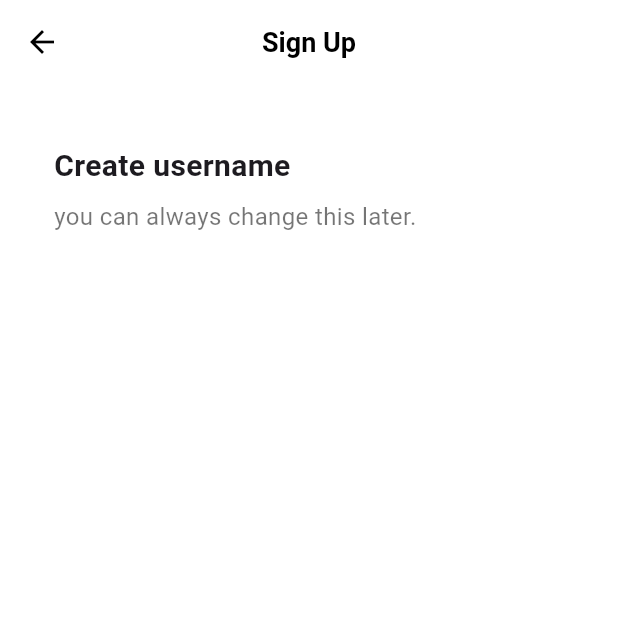
After one commit to dongyyy/Tiktok_clone, a Flutter app: the screen it shows after launch, after a tap on "Use phone or email", on a phone screen of 412 x 824 dp, the top half of it. The commit adds this screen. Run offline on Flutter 3.47's test engine with Material 3 defaults, Android fonts, the phone set to English and light mode, and no system bars; our stand-ins replace font_awesome_flutter.

Commit message:
#4.3 Sign Up Form

```diff
--- /dev/null
+++ b/lib/features/authentication/widgets/email_screen.dart
@@ -0,0 +1,47 @@
+import 'package:flutter/cupertino.dart';
+import 'package:flutter/material.dart';
+
+import '../../../constants/gaps.dart';
+import '../../../constants/sizes.dart';
+
+class EmailScreen extends StatelessWidget {
+  const EmailScreen({super.key});
+
+  @override
+  Widget build(BuildContext context) {
+    return Scaffold(
+      backgroundColor: Colors.white,
+      appBar: AppBar(
+        title: const Text(
+          "Sign Up",
+        ),
+      ),
+      body: Padding(
+        padding: const EdgeInsets.symmetric(
+          horizontal: Sizes.size36,
+        ),
+        child: Column(
+          crossAxisAlignment: CrossAxisAlignment.start,
+          children: [
+            Gaps.v40,
+            Text(
+              "Create username",
+              style: TextStyle(
+                fontSize: Sizes.size20,
+                fontWeight: FontWeight.w600,
+              ),
+            ),
+            Gaps.v8,
+            Text(
+              "you can always change this later.",
+              style: TextStyle(
+                fontSize: Sizes.size16,
+                color: Colors.black54,
+              ),
+            ),
+          ],
+        ),
+      ),
+    );
+  }
+}
--- a/lib/features/authentication/widgets/login_screen.dart
+++ b/lib/features/authentication/widgets/login_screen.dart
@@ -10,7 +10,7 @@ import 'sign_up_screen.dart';
 class LoginScreen extends StatelessWidget {
   const LoginScreen({super.key});
 
-  void onSignUpTap(BuildContext context){
+  void _onSignUpTap(BuildContext context){
     Navigator.of(context).pop(
       MaterialPageRoute(
         builder: (context) => SignUpScreen(),
@@ -36,7 +36,7 @@ class LoginScreen extends StatelessWidget {
                 Text("Don't have an account?"),
                 Gaps.h5,
                 GestureDetector(
-                  onTap: () => onSignUpTap(context),
+                  onTap: () => _onSignUpTap(context),
                   child: Text(
                     "Sign up",
                     style: TextStyle(
--- a/lib/features/authentication/widgets/sign_up_screen.dart
+++ b/lib/features/authentication/widgets/sign_up_screen.dart
@@ -2,6 +2,7 @@ import 'package:flutter/cupertino.dart';
 import 'package:flutter/material.dart';
 import 'package:font_awesome_flutter/font_awesome_flutter.dart';
 import 'package:tiktok_clone_dy/features/authentication/widgets/auth_button.dart';
+import 'package:tiktok_clone_dy/features/authentication/widgets/email_screen.dart';
 import 'package:tiktok_clone_dy/features/authentication/widgets/login_screen.dart';
 
 import '../../../constants/gaps.dart';
@@ -10,10 +11,18 @@ import '../../../constants/sizes.dart';
 class SignUpScreen extends StatelessWidget {
   const SignUpScreen({super.key});
 
-  void onLoginTap(BuildContext context){
+  void _onLoginTap(BuildContext context){
     Navigator.of(context).push(
       MaterialPageRoute(
-        builder: (context) => LoginScreen(),
+        builder: (context) => const LoginScreen(),
+      ),
+    );
+  }
+
+  void _onEmailTap(BuildContext context) {
+    Navigator.of(context).push(
+      MaterialPageRoute(
+        builder: (context) => const EmailScreen(),
       ),
     );
   }
@@ -35,7 +44,7 @@ class SignUpScreen extends StatelessWidget {
                 Text("Already have an account?"),
                 Gaps.h5,
                 GestureDetector(
-                  onTap: () => onLoginTap(context),
+                  onTap: () => _onLoginTap(context),
                   child: Text(
                     "Log in",
                     style: TextStyle(
@@ -71,9 +80,12 @@ class SignUpScreen extends StatelessWidget {
                 textAlign: TextAlign.center,
               ),
               Gaps.v40,
-              AuthButton(
-                icon: FaIcon(FontAwesomeIcons.user),
-                text: "Use phone or email",
+              GestureDetector(
+                onTap: () => _onEmailTap(context),
+                child: AuthButton(
+                  icon: FaIcon(FontAwesomeIcons.user),
+                  text: "Use phone or email",
+                ),
               ),
               Gaps.v16,
               AuthButton(
--- a/lib/main.dart
+++ b/lib/main.dart
@@ -15,11 +15,22 @@ class TikTokApp extends StatelessWidget {
   @override
   Widget build(BuildContext context) {
     return MaterialApp(
-      title: 'TikTok Clone',
-      theme: ThemeData(
-        primaryColor: const Color(0xFFE9435A),
-      ),
-      home: SignUpScreen()
-    );
+        title: 'TikTok Clone',
+        theme: ThemeData(
+          appBarTheme: AppBarTheme(
+            foregroundColor: Colors.black,
+            backgroundColor: Colors.white,
+            elevation: 0,
+            centerTitle: true,
+            titleTextStyle: TextStyle(
+              color: Colors.black,
+              fontSize: Sizes.size16 + Sizes.size2,
+              fontWeight: FontWeight.w600,
+            ),
+          ),
+          scaffoldBackgroundColor: Colors.white,
+          primaryColor: const Color(0xFFE9435A),
+        ),
+        home: SignUpScreen());
   }
 }
```
Also changed, not shown: lib/features/authentication/widgets/username_screen.dart (added).
